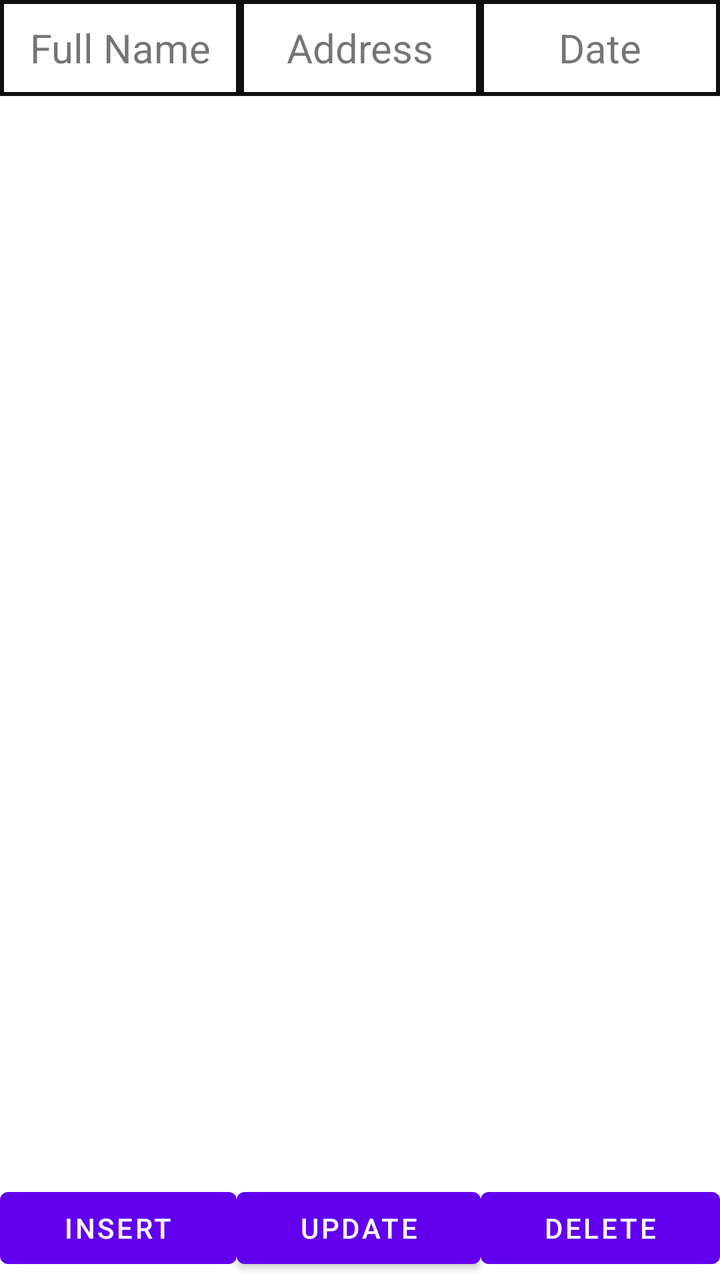
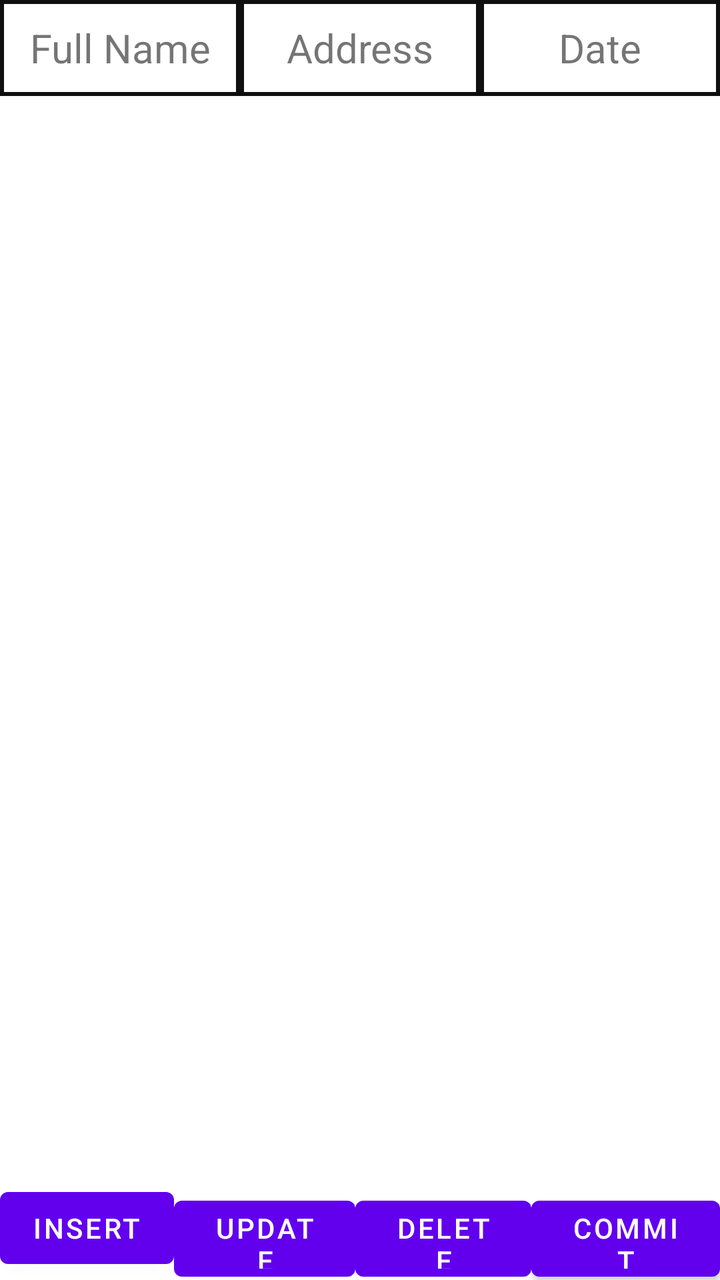

The first picture is an Android layout as it rendered before a commit; the second is the same layout after the commit. The layout source and the unified diff follow.
<!-- AndroidManifest.xml: application theme Theme.InternetCall -->
<!-- res/layout/activity_manage.xml -->
<?xml version="1.0" encoding="utf-8"?>
<androidx.constraintlayout.widget.ConstraintLayout xmlns:android="http://schemas.android.com/apk/res/android"
    xmlns:app="http://schemas.android.com/apk/res-auto"
    xmlns:tools="http://schemas.android.com/tools"
    android:layout_width="match_parent"
    android:layout_height="match_parent"
    tools:context=".activities.ManageActivity">

    <LinearLayout
        android:id="@+id/header"
        android:layout_width="match_parent"
        android:layout_height="48dp"
        app:layout_constraintTop_toTopOf="parent">

        <TextView
            android:id="@+id/fullName"
            android:layout_width="260dp"
            android:layout_height="match_parent"
            android:layout_weight="1"
            android:background="@drawable/back"
            android:gravity="center"
            android:text="Full Name"
            android:textAlignment="center"
            android:textAppearance="@style/TextAppearance.AppCompat.Small"
            android:textSize="20sp" />

        <TextView
            android:id="@+id/address"
            android:layout_width="260dp"
            android:layout_height="match_parent"
            android:layout_weight="1"
            android:background="@drawable/back"
            android:gravity="center"
            android:text="Address"
            android:textAlignment="center"
            android:textSize="20sp" />

        <TextView
            android:id="@+id/date"
            android:layout_width="260dp"
            android:layout_height="match_parent"
            android:layout_weight="1"
            android:background="@drawable/back"
            android:gravity="center"
            android:text="Date"
            android:textAlignment="center"
            android:textSize="20sp" />
    </LinearLayout>


    <androidx.recyclerview.widget.RecyclerView
        android:id="@+id/recyclerView"
        android:layout_width="match_parent"
        android:layout_height="0dp"
        android:layout_marginBottom="1dp"
        app:layout_constraintBottom_toTopOf="@+id/linearLayout"
        app:layout_constraintEnd_toEndOf="parent"
        app:layout_constraintHorizontal_bias="0.0"
        app:layout_constraintStart_toStartOf="parent"
        app:layout_constraintTop_toBottomOf="@+id/header"
        app:layout_constraintVertical_bias="0.0" />

    <LinearLayout
        android:id="@+id/linearLayout"
        android:layout_width="0dp"
        android:layout_height="50dp"
        android:orientation="horizontal"
        app:layout_constraintBottom_toBottomOf="parent"
        app:layout_constraintEnd_toEndOf="parent"
        app:layout_constraintHorizontal_bias="0.0"
        app:layout_constraintStart_toStartOf="parent"
        app:layout_constraintTop_toTopOf="parent"
        app:layout_constraintVertical_bias="1.0">

        <Button
            android:id="@+id/btnInsert"
            android:layout_width="wrap_content"
            android:layout_height="wrap_content"
            android:layout_weight="1"
            android:text="Insert" />

        <Button
            android:id="@+id/btnUpdate"
            android:layout_width="wrap_content"
            android:layout_height="wrap_content"
            android:layout_weight="1"
            android:text="Update" />

        <Button
            android:id="@+id/btnDelete"
            android:layout_width="wrap_content"
            android:layout_height="wrap_content"
            android:layout_weight="1"
            android:text="Delete" />
    </LinearLayout>
</androidx.constraintlayout.widget.ConstraintLayout>
<!-- resources referenced by this layout -->
<resources>
  <!-- drawable back (drawable) -->
  <?xml version="1.0" encoding="utf-8"?>
  <shape xmlns:android="http://schemas.android.com/apk/res/android" android:shape="rectangle" >
      <solid android:color="@android:color/white" />
      <stroke android:width="2dip" android:color="#0f0f0f"/>
  </shape>
  <style name="Theme.InternetCall" parent="Theme.MaterialComponents.DayNight.DarkActionBar">
          
          <item name="colorPrimary">@color/purple_500</item>
          <item name="colorPrimaryVariant">@color/purple_700</item>
          <item name="colorOnPrimary">@color/white</item>
          
          <item name="colorSecondary">@color/teal_200</item>
          <item name="colorSecondaryVariant">@color/teal_700</item>
          <item name="colorOnSecondary">@color/black</item>
          
          <item name="android:statusBarColor" tools:targetApi="l">?attr/colorPrimaryVariant</item>
          
      </style>
  <color name="purple_500">#FF6200EE</color>
  <color name="purple_700">#FF3700B3</color>
  <color name="white">#FFFFFFFF</color>
  <color name="teal_200">#FF03DAC5</color>
  <color name="teal_700">#FF018786</color>
  <color name="black">#FF000000</color>
</resources>

<!-- the commit's change to res/layout/activity_manage.xml (unified diff, before → after) -->
@@ -92,5 +92,12 @@
             android:layout_height="wrap_content"
             android:layout_weight="1"
             android:text="Delete" />
+
+        <Button
+            android:id="@+id/btnCommit"
+            android:layout_width="wrap_content"
+            android:layout_height="wrap_content"
+            android:layout_weight="1"
+            android:text="Commit" />
     </LinearLayout>
 </androidx.constraintlayout.widget.ConstraintLayout>
